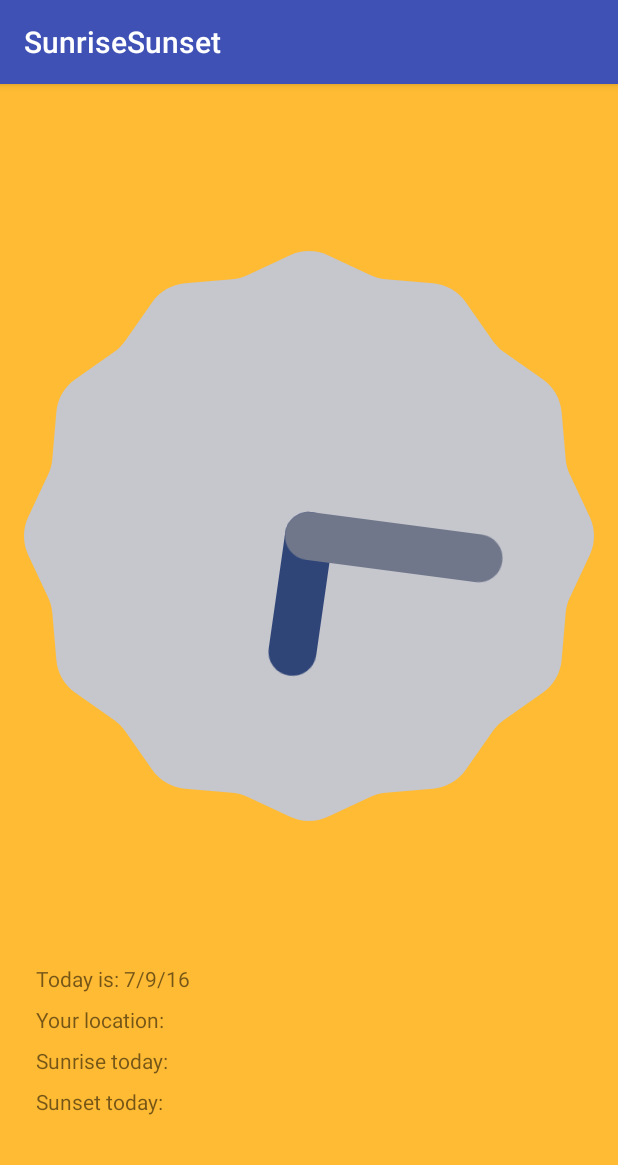
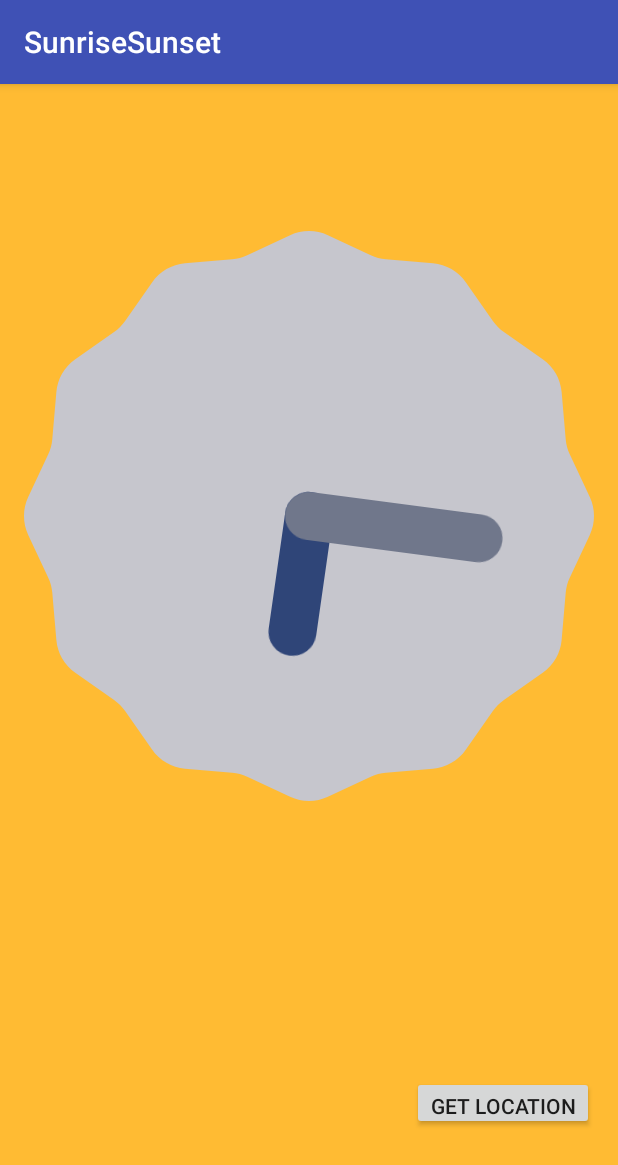
Before and after one commit to noisie74/SunriseSunset, an Android app: the screen it shows after launch (MainActivity), on a phone screen of 412 x 824 dp. Shown: the top 1165 px of the screen. Run offline under Robolectric (Android 15) with nearby library versions, the light colour scheme and no system bars; our stand-ins replace ButterKnife; libraries missing offline, so code that uses them is left out: com.luckycatlabs.sunrisesunset; 4 statements that could not run were skipped.

Commit message:
able to get location

```diff
--- a/app/build.gradle
+++ b/app/build.gradle
@@ -7,7 +7,7 @@ android {
 
     defaultConfig {
         applicationId "mikhail.com.sunrisesunset"
-        minSdkVersion 16
+        minSdkVersion 21
         targetSdkVersion 23
         versionCode 1
         versionName "1.0"
@@ -24,6 +24,7 @@ dependencies {
     compile fileTree(dir: 'libs', include: ['*.jar'])
     testCompile 'junit:junit:4.12'
     compile 'com.android.support:appcompat-v7:23.4.0'
+    compile 'com.google.android.gms:play-services:8.4.0'
 
     compile 'com.jakewharton:butterknife:8.0.1'
     apt 'com.jakewharton:butterknife-compiler:8.0.1'
--- a/app/src/main/java/mikhail/com/sunrisesunset/MainActivity.java
+++ b/app/src/main/java/mikhail/com/sunrisesunset/MainActivity.java
@@ -1,16 +1,33 @@
 package mikhail.com.sunrisesunset;
 
+import android.Manifest;
 import android.app.Dialog;
 import android.content.DialogInterface;
 import android.content.Intent;
+import android.content.pm.PackageManager;
 import android.location.LocationManager;
 import android.provider.Settings;
+import android.support.annotation.NonNull;
+import android.support.annotation.Nullable;
+import android.support.v4.app.ActivityCompat;
+import android.support.v4.content.ContextCompat;
 import android.support.v7.app.AlertDialog;
 import android.support.v7.app.AppCompatActivity;
 import android.os.Bundle;
 import android.text.format.DateFormat;
+import android.util.Log;
+import android.view.View;
+import android.widget.Button;
 import android.widget.TextView;
+import android.widget.Toast;
 
+import com.google.android.gms.common.ConnectionResult;
+import com.google.android.gms.common.api.GoogleApiClient;
+
+import android.location.LocationListener;
+
+import com.google.android.gms.location.LocationServices;
+import com.google.android.gms.maps.GoogleMap;
 import com.luckycatlabs.sunrisesunset.SunriseSunsetCalculator;
 import com.luckycatlabs.sunrisesunset.dto.Location;
 
@@ -19,29 +36,47 @@ import java.util.Calendar;
 import butterknife.BindView;
 import butterknife.ButterKnife;
 
-public class MainActivity extends AppCompatActivity {
+public class MainActivity extends AppCompatActivity implements
+        GoogleApiClient.ConnectionCallbacks, GoogleApiClient.OnConnectionFailedListener {
 
     SunriseSunsetCalculator sunriseSunsetCalculator;
+    GoogleApiClient mGoogleApiClient;
+    android.location.Location mLastLocation;
+    int MY_LOCATION_REQUEST_CODE = 1;
+    public LocationManager mLocationManager;
 
-    @BindView(R.id.date)
-    TextView mDate;
-    @BindView(R.id.location)
+
+    //    @BindView(R.id.date)
+//    TextView mDate;
+//    @BindView(R.id.location)
+//    TextView mLocation;
+//    @BindView(R.id.sunrise)
+//    TextView mSunrise;
+//    @BindView(R.id.sunset)
+//    TextView mSunset;
+//    @BindView(R.id.button)
+    Button getLocationButton;
+//    GoogleMap map;
+
     TextView mLocation;
-    @BindView(R.id.sunrise)
-    TextView mSunrise;
-    @BindView(R.id.sunset)
-    TextView mSunset;
 
     @Override
     protected void onCreate(Bundle savedInstanceState) {
         super.onCreate(savedInstanceState);
         setContentView(R.layout.activity_main);
-        ButterKnife.bind(this);
+//        ButterKnife.bind(this);
 
-        checkForLocationEnabled();
+
+        mLocation = (TextView) findViewById(R.id.location);
+        getLocationButton = (Button) findViewById(R.id.button);
+
+        connectGoogleApiClient();
+//        checkForLocationEnabled();
         getSunriseSunsetCalculator();
         getSunsetandSunrise();
         getTodaysDate();
+        clickButton();
+
     }
 
     public void getSunriseSunsetCalculator() {
@@ -55,37 +90,117 @@ public class MainActivity extends AppCompatActivity {
     public void getSunsetandSunrise() {
         String officialSunrise = sunriseSunsetCalculator.getOfficialSunriseForDate(Calendar.getInstance());
         String officialSunset = sunriseSunsetCalculator.getOfficialSunsetForDate(Calendar.getInstance());
-        mSunrise.setText("Sunrise today: " + officialSunrise.toString());
-        mSunset.setText("Sunset today: " + officialSunset);
+//        mSunrise.setText("Sunrise today: " + officialSunrise.toString());
+//        mSunset.setText("Sunset today: " + officialSunset);
 
     }
 
-    public void checkForLocationEnabled(){
+//    public void checkForLocationEnabled() {
+//
+//        LocationManager lm = (LocationManager) getSystemService(LOCATION_SERVICE);
+//        if (!lm.isProviderEnabled(LocationManager.GPS_PROVIDER) ||
+//                !lm.isProviderEnabled(LocationManager.NETWORK_PROVIDER)) {
+//            // Build the alert dialog
+//            AlertDialog.Builder builder = new AlertDialog.Builder(this);
+//            builder.setTitle("Location Services Not Active");
+//            builder.setMessage("Please enable Location Services and GPS");
+//            builder.setPositiveButton("OK", new DialogInterface.OnClickListener() {
+//                public void onClick(DialogInterface dialogInterface, int i) {
+//                    // Show location settings when the user acknowledges the alert dialog
+//                    Intent intent = new Intent(Settings.ACTION_LOCATION_SOURCE_SETTINGS);
+//                    startActivity(intent);
+//                }
+//            });
+//            Dialog alertDialog = builder.create();
+//            alertDialog.setCanceledOnTouchOutside(false);
+//            alertDialog.show();
+//        }
+//    }
 
-        LocationManager lm = (LocationManager) getSystemService(LOCATION_SERVICE);
-        if(!lm.isProviderEnabled(LocationManager.GPS_PROVIDER) ||
-                !lm.isProviderEnabled(LocationManager.NETWORK_PROVIDER)) {
-            // Build the alert dialog
-            AlertDialog.Builder builder = new AlertDialog.Builder(this);
-            builder.setTitle("Location Services Not Active");
-            builder.setMessage("Please enable Location Services and GPS");
-            builder.setPositiveButton("OK", new DialogInterface.OnClickListener() {
-                public void onClick(DialogInterface dialogInterface, int i) {
-                    // Show location settings when the user acknowledges the alert dialog
-                    Intent intent = new Intent(Settings.ACTION_LOCATION_SOURCE_SETTINGS);
-                    startActivity(intent);
-                }
-            });
-            Dialog alertDialog = builder.create();
-            alertDialog.setCanceledOnTouchOutside(false);
-            alertDialog.show();
+    public void getTodaysDate() {
+
+        final Calendar calendar = Calendar.getInstance();
+//        mDate.setText("Today is: " + DateFormat.getDateFormat(this).format(calendar.getTime()));
+
+    }
+
+    public void connectGoogleApiClient() {
+
+        if (mGoogleApiClient == null) {
+            mGoogleApiClient = new GoogleApiClient.Builder(this)
+                    .addConnectionCallbacks(this)
+                    .addOnConnectionFailedListener(this)
+                    .addApi(LocationServices.API)
+                    .build();
         }
     }
 
-    public void getTodaysDate(){
+    protected void onStart() {
+        mGoogleApiClient.connect();
+        super.onStart();
+    }
 
-        final Calendar calendar = Calendar.getInstance();
-        mDate.setText("Today is: " + DateFormat.getDateFormat(this).format(calendar.getTime()));
+    protected void onStop() {
+        mGoogleApiClient.disconnect();
+        super.onStop();
+    }
+
+
+    @Override
+    public void onConnected(Bundle bundle) {
+
+        if (ContextCompat.checkSelfPermission(this, Manifest.permission.ACCESS_FINE_LOCATION) == PackageManager
+                .PERMISSION_GRANTED) {
+            mLastLocation = LocationServices.FusedLocationApi.getLastLocation(mGoogleApiClient);
+            if (mLastLocation != null) {
+                mLocation.setText("Your location: " + String.valueOf(mLastLocation.getLatitude())
+                        + String.valueOf(mLastLocation.getLongitude()));
+
+            }
+        }
+    }
+
+    public void clickButton(){
+        getLocationButton.setOnClickListener(new View.OnClickListener() {
+            @Override
+            public void onClick(View v) {
+                mLocation.setText("Your location: " + String.valueOf(mLastLocation.getLatitude())
+                        + String.valueOf(mLastLocation.getLongitude()));
+                Log.d("MainActivity", "Button clicked!");
+
+            }
+        });
+    }
+
+
+    @Override
+
+    public void onConnectionSuspended(int i) {
 
     }
+
+
+    @Override
+    public void onConnectionFailed(ConnectionResult connectionResult) {
+
+    }
+
+
+//    @Override
+//    public void onRequestPermissionsResult(int requestCode, String[] permissions, int[] grantResults) {
+//        super.onRequestPermissionsResult(requestCode, permissions, grantResults);
+//
+//        if (requestCode == MY_LOCATION_REQUEST_CODE) {
+//            if (permissions.length == 1 &&
+//                    permissions[0] == Manifest.permission.ACCESS_FINE_LOCATION &&
+//                    grantResults[0] == PackageManager.PERMISSION_GRANTED) {
+//                if (ContextCompat.checkSelfPermission(this, Manifest.permission.ACCESS_FINE_LOCATION) == PackageManager
+//                        .PERMISSION_GRANTED)
+//                    clickButton();
+//            } else {
+//                Toast.makeText(MainActivity.this, "No location available!", Toast.LENGTH_SHORT).show();
+//            }
+//        }
+//    }
+
 }
--- a/app/src/main/res/layout/activity_main.xml
+++ b/app/src/main/res/layout/activity_main.xml
@@ -29,7 +29,6 @@
         android:layout_marginLeft="8dp"
         android:paddingTop="8dp"
         android:id="@+id/location"
-        android:text="Your location: "
         android:layout_width="wrap_content"
         android:layout_height="wrap_content" />
 
@@ -47,5 +46,12 @@
         android:layout_width="wrap_content"
         android:layout_height="wrap_content" />
 
+    <Button
+        android:layout_width="wrap_content"
+        android:layout_height="36dp"
+        android:text="get location"
+        android:id="@+id/button"
+        android:layout_gravity="right" />
+
 
 </LinearLayout>
```
